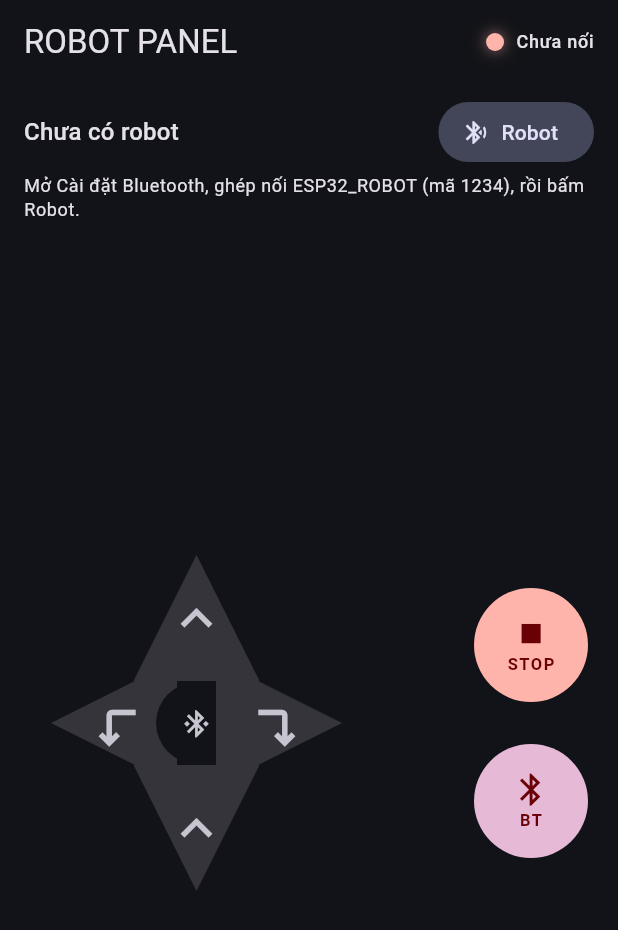
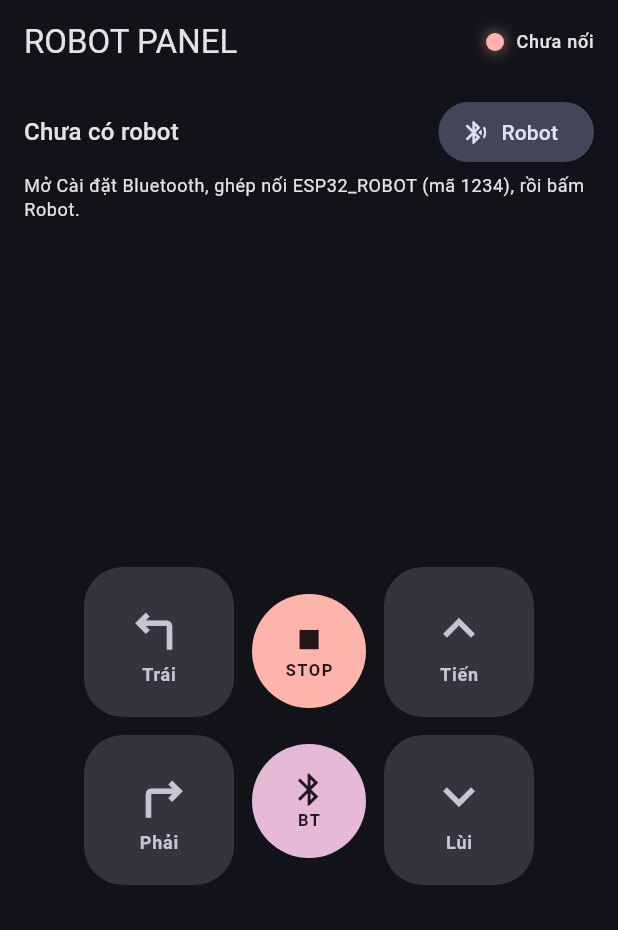
Before and after one commit to hoang26724/control_robot_app, a Flutter app: the screen it shows after launch, on a phone screen of 412 x 824 dp. Shown: the top 930 px of the screen. Run offline on Flutter 3.47's test engine with Material 3 defaults, Android fonts, the phone set to English and light mode, and no system bars.

Commit message:
fix bluetooth

```diff
--- a/app_control_robot/lib/gamepad_controls.dart
+++ b/app_control_robot/lib/gamepad_controls.dart
@@ -1,11 +1,9 @@
-import 'dart:math' as math;
-
 import 'package:flutter/material.dart';
 import 'package:flutter/services.dart';
 
 import 'robot_link.dart';
 
-/// One arm of a console D-pad.
+/// One hold-to-move direction button.
 ///
 /// [onPressed] fires as soon as the finger lands. [onReleased] fires when it
 /// lifts, drags off, or the gesture is otherwise cancelled — every one of those
@@ -14,39 +12,38 @@ import 'robot_link.dart';
 /// Uses [Listener] rather than [InkWell] because pointer-up is delivered even
 /// when the finger moves off the button. That is the behavior we want here. Do
 /// not "simplify" this to an [InkWell] or a gesture recognizer.
-class DpadArrow extends StatefulWidget {
-  const DpadArrow({
+class DirectionButton extends StatefulWidget {
+  const DirectionButton({
     required this.command,
+    required this.label,
     required this.icon,
-    required this.turns,
     required this.enabled,
     required this.onPressed,
     required this.onReleased,
-    this.size = 84,
+    this.size = 100,
     super.key,
   });
 
-  /// The single ASCII command this arm sends: `F`, `B`, `L` or `R`.
+  /// The single ASCII command this button sends: `F`, `B`, `L` or `R`.
   final String command;
 
+  /// Vietnamese name shown under the icon, e.g. `Tiến`.
+  final String label;
+
   final IconData icon;
-
-  /// Clockwise quarter-turns applied to an up-pointing triangle. 0 = up,
-  /// 1 = right, 2 = down, 3 = left.
-  final int turns;
-
-  /// Side of the square this arm occupies, before rotation.
-  final double size;
 
   final bool enabled;
   final ValueChanged<String> onPressed;
   final VoidCallback onReleased;
 
+  /// Width and height of the button.
+  final double size;
+
   @override
-  State<DpadArrow> createState() => _DpadArrowState();
+  State<DirectionButton> createState() => _DirectionButtonState();
 }
 
-class _DpadArrowState extends State<DpadArrow> {
+class _DirectionButtonState extends State<DirectionButton> {
   bool _pressed = false;
 
   void _start() {
@@ -75,153 +72,41 @@ class _DpadArrowState extends State<DpadArrow> {
         : active
             ? scheme.primary
             : scheme.surfaceContainerHigh;
+    final foreground = !widget.enabled
+        ? scheme.onSurfaceVariant
+        : active
+            ? scheme.onPrimary
+            : scheme.onSurface;
 
     return Listener(
       behavior: HitTestBehavior.opaque,
       onPointerDown: widget.enabled ? (_) => _start() : null,
       onPointerUp: widget.enabled ? (_) => _end() : null,
       onPointerCancel: widget.enabled ? (_) => _end() : null,
-      child: Transform.rotate(
-        angle: widget.turns * math.pi / 2,
-        child: ClipPath(
-          clipper: const _UpTriangleClipper(),
       child: AnimatedContainer(
         duration: const Duration(milliseconds: 80),
         width: widget.size,
         height: widget.size,
+        decoration: BoxDecoration(
           color: fill,
-            child: Icon(
-              widget.icon,
-              // Counter-rotate so the glyph is not printed sideways.
-              size: widget.size * 0.5,
-              color: widget.enabled
-                  ? (active ? scheme.onPrimary : scheme.onSurface)
-                  : scheme.onSurfaceVariant,
+          borderRadius: BorderRadius.circular(widget.size * 0.26),
+        ),
+        child: Column(
+          mainAxisAlignment: MainAxisAlignment.center,
+          children: [
+            Icon(widget.icon, size: widget.size * 0.42, color: foreground),
+            const SizedBox(height: 2),
+            Text(
+              widget.label,
+              maxLines: 1,
+              overflow: TextOverflow.ellipsis,
+              style: Theme.of(context).textTheme.labelMedium?.copyWith(
+                    color: foreground,
+                    fontWeight: FontWeight.bold,
                   ),
             ),
-        ),
-      ),
-    );
-  }
-}
-
-class _UpTriangleClipper extends CustomClipper<Path> {
-  const _UpTriangleClipper();
-
-  @override
-  Path getClip(Size size) => Path()
-    ..moveTo(size.width / 2, 0)
-    ..lineTo(size.width, size.height)
-    ..lineTo(0, size.height)
-    ..close();
-
-  @override
-  bool shouldReclip(_UpTriangleClipper oldClipper) => false;
-}
-
-/// The four [DpadArrow]s plus the hub, laid out as one console cross.
-///
-/// The arms are pulled towards the middle with [Transform.translate] so they
-/// share a single hub, the way a real D-pad is moulded. Transforms move the
-/// paint *and* the hit-test region but not the layout box, so the cross stays
-/// centred in a square and the overlap costs no extra space in the flow —
-/// unlike negative padding, which Flutter rejects outright.
-class GamepadDpad extends StatelessWidget {
-  const GamepadDpad({
-    required this.enabled,
-    required this.activeCommand,
-    required this.onPressed,
-    required this.onReleased,
-    this.size = 84,
-    super.key,
-  });
-
-  final bool enabled;
-
-  /// Command currently held, or null. Lights the matching arm and the hub.
-  final String? activeCommand;
-
-  final ValueChanged<String> onPressed;
-  final VoidCallback onReleased;
-
-  /// Side of one arm's square.
-  final double size;
-
-  static const double overlap = 14;
-  static const double hubSize = 54;
-
-  @override
-  Widget build(BuildContext context) {
-    Widget arm(String command, IconData icon, int turns, Offset pull) =>
-        Transform.translate(
-          offset: pull,
-          child: DpadArrow(
-            command: command,
-            icon: icon,
-            turns: turns,
-            enabled: enabled,
-            onPressed: onPressed,
-            onReleased: onReleased,
-            size: size,
-          ),
-        );
-
-    return Column(
-      mainAxisSize: MainAxisSize.min,
-      children: [
-        arm('F', Icons.keyboard_arrow_up, 0, const Offset(0, overlap)),
-        Row(
-          mainAxisSize: MainAxisSize.min,
-          children: [
-            arm('L', Icons.turn_left, 3, const Offset(overlap, 0)),
-            _Hub(size: hubSize, activeCommand: activeCommand),
-            arm('R', Icons.turn_right, 1, const Offset(-overlap, 0)),
           ],
         ),
-        arm('B', Icons.keyboard_arrow_down, 2, const Offset(0, -overlap)),
-      ],
-    );
-  }
-}
-
-/// Centre of the D-pad: shows which direction the robot is being told to go.
-class _Hub extends StatelessWidget {
-  const _Hub({required this.size, required this.activeCommand});
-
-  final double size;
-  final String? activeCommand;
-
-  static const Map<String, IconData> _icons = {
-    'F': Icons.keyboard_arrow_up,
-    'B': Icons.keyboard_arrow_down,
-    'L': Icons.turn_left,
-    'R': Icons.turn_right,
-  };
-
-  @override
-  Widget build(BuildContext context) {
-    final scheme = Theme.of(context).colorScheme;
-    final icon = activeCommand == null ? null : _icons[activeCommand];
-
-    return SizedBox(
-      width: size,
-      height: size,
-      child: DecoratedBox(
-        decoration: BoxDecoration(
-          shape: BoxShape.circle,
-          color: icon == null
-              ? scheme.surface
-              : scheme.primaryContainer,
-        ),
-        child: icon == null
-            ? Center(
-                child: Icon(
-                  Icons.bluetooth_connected,
-                  size: size * 0.4,
-                  color: scheme.onSurfaceVariant,
-                ),
-              )
-            : Icon(icon, size: size * 0.55, color: scheme.onPrimaryContainer),
       ),
     );
   }
@@ -248,6 +133,11 @@ class GamepadActionButton extends StatelessWidget {
   @override
   Widget build(BuildContext context) {
     final theme = Theme.of(context);
+    // Derived from the fill rather than hardcoded to onError, so a button of
+    // any colour (STOP is the error colour, BT is not) gets a label that stays
+    // readable on top of it.
+    final foreground = theme.colorScheme.contrastOn(color);
+
     return Semantics(
       button: true,
       label: label,
@@ -266,11 +156,11 @@ class GamepadActionButton extends StatelessWidget {
               mainAxisAlignment: MainAxisAlignment.center,
               children: [
                 if (icon != null)
-                  Icon(icon, size: size * 0.34, color: theme.colorScheme.onError),
+                  Icon(icon, size: size * 0.34, color: foreground),
                 Text(
                   label,
                   style: theme.textTheme.labelSmall?.copyWith(
-                    color: theme.colorScheme.onError,
+                    color: foreground,
                     fontWeight: FontWeight.bold,
                     letterSpacing: 1,
                   ),
@@ -282,6 +172,13 @@ class GamepadActionButton extends StatelessWidget {
       ),
     );
   }
+}
+
+/// Picks black or white text for [fill] so a label always stays legible,
+/// whatever colour the caller picked.
+extension on ColorScheme {
+  Color contrastOn(Color fill) =>
+      fill.computeLuminance() > 0.5 ? Colors.black87 : Colors.white;
 }
 
 /// Status LED: green while connected, amber while connecting, red otherwise.
--- a/app_control_robot/lib/main.dart
+++ b/app_control_robot/lib/main.dart
@@ -43,6 +43,10 @@ class ControlPage extends StatefulWidget {
 }
 
 class _ControlPageState extends State<ControlPage> with WidgetsBindingObserver {
+  /// Fixed size of the control pad, scaled to fit whatever the screen gives us.
+  static const double _dialWidth = 300;
+  static const double _dialHeight = 216;
+
   late final RobotLink _link = widget.link ?? RobotLink(MethodChannelTransport());
 
   /// Only dispose a link this page created. An injected one belongs to whoever
@@ -141,29 +145,43 @@ class _ControlPageState extends State<ControlPage> with WidgetsBindingObserver {
             ),
             Expanded(
               child: Padding(
-                padding: const EdgeInsets.fromLTRB(20, 8, 20, 20),
+                padding: const EdgeInsets.fromLTRB(16, 8, 16, 16),
+                // A fixed canvas scaled down to fit. The pad keeps its shape
+                // and its touch targets stay predictable on any screen, instead
+                // of reflowing into something thumb-unfriendly on a short one.
+                child: FittedBox(
+                  fit: BoxFit.scaleDown,
+                  child: SizedBox(
+                    width: _dialWidth,
+                    height: _dialHeight,
                     child: Row(
                       mainAxisAlignment: MainAxisAlignment.spaceBetween,
                       crossAxisAlignment: CrossAxisAlignment.center,
                       children: [
-                    GamepadDpad(
+                        // Left thumb: pivot on the spot.
+                        _DirectionCluster(
                           enabled: connected,
-                      activeCommand: _link.activeCommand,
                           onPressed: _press,
                           onReleased: _release,
+                          buttons: const [
+                            (command: 'L', label: 'Trái', icon: Icons.turn_left),
+                            (command: 'R', label: 'Phải', icon: Icons.turn_right),
+                          ],
                         ),
+                        // Centre: stop and link. Kept between the two thumb
+                        // zones so neither hand can cover it.
                         Column(
                           mainAxisAlignment: MainAxisAlignment.center,
                           children: [
-                        // Always live: a stop that needs a connection is not a
-                        // safety net.
+                            // Always live: a stop that needs a connection is
+                            // not a safety net.
                             GamepadActionButton(
                               label: 'STOP',
                               icon: Icons.stop,
                               color: theme.colorScheme.error,
                               onPressed: _release,
                             ),
-                        const SizedBox(height: 28),
+                            const SizedBox(height: 24),
                             GamepadActionButton(
                               label: 'BT',
                               icon: Icons.bluetooth,
@@ -172,7 +190,19 @@ class _ControlPageState extends State<ControlPage> with WidgetsBindingObserver {
                             ),
                           ],
                         ),
+                        // Right thumb: drive.
+                        _DirectionCluster(
+                          enabled: connected,
+                          onPressed: _press,
+                          onReleased: _release,
+                          buttons: const [
+                            (command: 'F', label: 'Tiến', icon: Icons.keyboard_arrow_up),
+                            (command: 'B', label: 'Lùi', icon: Icons.keyboard_arrow_down),
                           ],
+                        ),
+                      ],
+                    ),
+                  ),
                 ),
               ),
             ),
@@ -187,6 +217,46 @@ class _ControlPageState extends State<ControlPage> with WidgetsBindingObserver {
       return 'Đang nối...';
     }
     return _link.isConnected ? 'Đã nối' : 'Chưa nối';
+  }
+}
+
+/// One thumb zone: two stacked [DirectionButton]s.
+///
+/// Used twice on the pad, so the pairs stay visually identical and the caller
+/// only decides *which* two commands go here.
+class _DirectionCluster extends StatelessWidget {
+  const _DirectionCluster({
+    required this.enabled,
+    required this.onPressed,
+    required this.onReleased,
+    required this.buttons,
+  });
+
+  final bool enabled;
+  final ValueChanged<String> onPressed;
+  final VoidCallback onReleased;
+
+  /// Command, label and icon for each button, top to bottom.
+  final List<({String command, String label, IconData icon})> buttons;
+
+  @override
+  Widget build(BuildContext context) {
+    return Column(
+      mainAxisSize: MainAxisSize.min,
+      children: [
+        for (var i = 0; i < buttons.length; i++) ...[
+          if (i > 0) const SizedBox(height: 12),
+          DirectionButton(
+            command: buttons[i].command,
+            label: buttons[i].label,
+            icon: buttons[i].icon,
+            enabled: enabled,
+            onPressed: onPressed,
+            onReleased: onReleased,
+          ),
+        ],
+      ],
+    );
   }
 }
 
```
Also changed, not shown: app_control_robot/lib/robot_link.dart (+5 -2 lines), 5 other files. Lines whose indentation alone changed are shown as unchanged.
